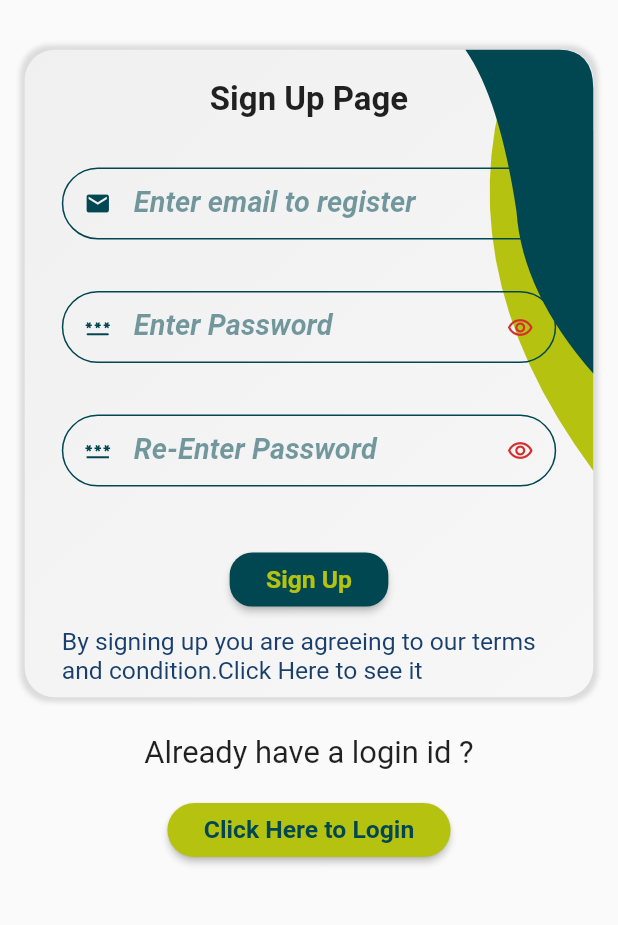
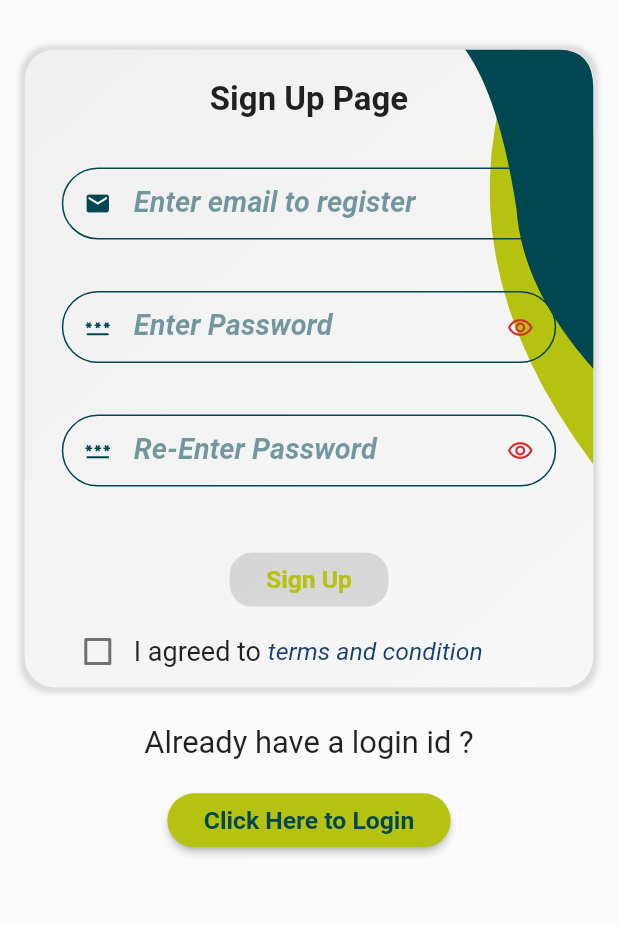
Before and after one commit to DRcollab/Dhanrashi_Source, a Flutter app: the SignUpPage screen opened directly, on a phone screen of 412 x 824 dp, the part 142-1067 px from its top. Run offline on Flutter 3.47's test engine with Material 2 defaults, Android fonts, the phone set to English and light mode, and no system bars; our stand-ins replace charts_flutter, cloud_firestore, connectivity, firebase_auth, firebase_core, flutter_svg and 7 more; missing offline and left inert: dart:ffi, loading_gifs, matrix2d; accounts and stored records are empty; project files that could hold a hidden picture were left out.

Commit message:
some changes inline with suggstions

```diff
--- a/lib/components/buttons.dart
+++ b/lib/components/buttons.dart
@@ -176,6 +176,7 @@ class LinkText extends StatelessWidget {
         style: TextStyle(
           color: type == LinkTextType.DARK ? kPresentTheme.linkTextColor : Colors.white,
           fontSize: this.displaySize,
+          fontStyle: FontStyle.italic,
         ),
       ),
       onTap: onPressed,
--- a/lib/components/custom_text_field.dart
+++ b/lib/components/custom_text_field.dart
@@ -351,7 +351,10 @@ class _NumberInputFieldState extends State<NumberInputField> {
             ),
               ),),
             ),
-            Text(widget.suffix),
+            Padding(
+              padding:  EdgeInsets.only(top: 2.h),
+              child: Text(widget.suffix),
+            ),
           ]
 
       ),
--- a/lib/components/goal_entry_sheet.dart
+++ b/lib/components/goal_entry_sheet.dart
@@ -454,7 +454,7 @@ class _GoalSheetState extends State<GoalSheet> {
                 // stay muted;
                 controller: goalController,
                 initialValue: goalAmount,
-                label:'Goal Value',
+                label:'Goal Value (targeted goal)',
                 hintText: 'Enter the target goal amount',
                 icon: Icon(Icons.bubble_chart),
 
--- a/lib/signup_page.dart
+++ b/lib/signup_page.dart
@@ -56,6 +56,7 @@ import 'package:sizer/sizer.dart';
     bool buttonClicked = false;
     bool _hidePassword = true;
     bool _hidePassword2 = true;
+    bool _agreedToTnc = false;
 
   final _userEmail = TextEditingController();
   final  _userPassword = TextEditingController();
@@ -279,6 +280,7 @@ import 'package:sizer/sizer.dart';
                         ErrorText(errorText: _errorText,), //from custom_text
                         buttonClicked ?  Image.asset(kPresentTheme.progressIndicator, scale: 3,
                         ):CommandButton(
+                          enabled: this._agreedToTnc,
                           textColor: kPresentTheme.lightWeightColor,
                           buttonColor: kPresentTheme.accentColor,
                           buttonText: 'Sign Up',
@@ -310,10 +312,23 @@ import 'package:sizer/sizer.dart';
                             });
                           },
                         ),
+                        Row(
+                          children : [
+                            Padding(
+                              padding: EdgeInsets.only(left:6.w),
+                              child: Checkbox(
+                                value: this._agreedToTnc,
+                                onChanged: (value){
+                                  setState(() {
+                                    this._agreedToTnc = value!;
+                                  });
 
-                        Padding(
-                          padding: DefaultValues.kTextFieldPadding(context),
-                          child: LinkText(
+                                },
+
+                              ),
+                            ),
+                            Text('I agreed to ', style: TextStyle(fontSize: 18.0),),
+                            LinkText(
                               onPressed: (){
                                 Navigator.push(
                                     context,
@@ -322,11 +337,15 @@ import 'package:sizer/sizer.dart';
                                     )
                                 );
                               },
-                            linkText: 'By signing up you are agreeing to our terms and condition.Click Here to see it',
+                              linkText: 'terms and condition ',
                               displaySize: 12.sp,
 
-                          ),
                             )
+
+                          ]
+                        )
+
+
                       ],
                     ),
                   ),
```
Also changed, not shown: lib/profile_view.dart (+9 -7 lines). Lines whose indentation alone changed are shown as unchanged.
